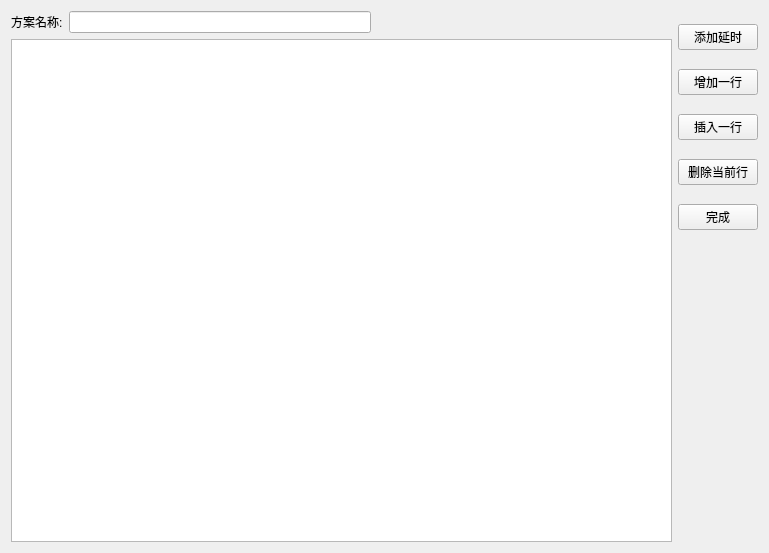
First picture: the form in UI_MessageCompose.ui, repository qwerttqq95/698_Special, before the edit.
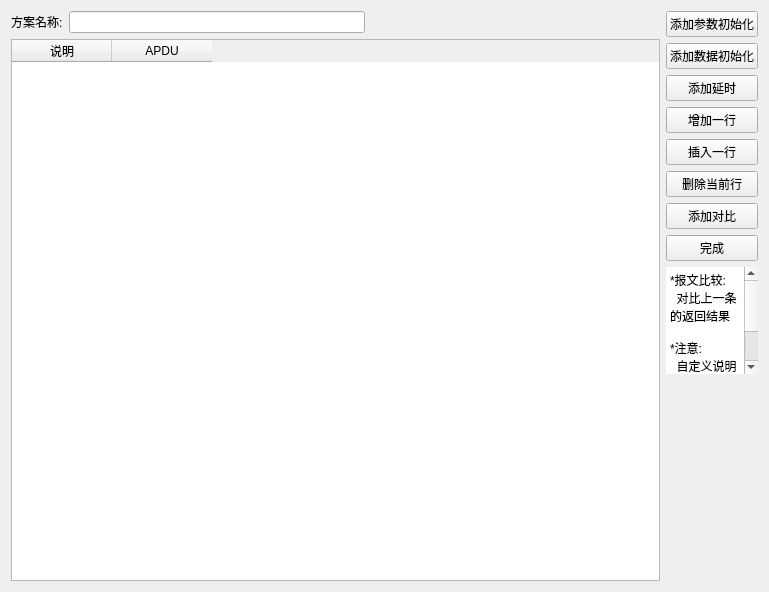
Second picture: the form after the edit.

The edit to the form file:
```diff
--- a/UI_MessageCompose.ui
+++ b/UI_MessageCompose.ui
@@ -7,7 +7,7 @@
     <x>0</x>
     <y>0</y>
     <width>769</width>
-    <height>553</height>
+    <height>592</height>
    </rect>
   </property>
   <property name="windowTitle">
@@ -62,7 +62,7 @@
         <number>0</number>
        </property>
        <attribute name="horizontalHeaderVisible">
-        <bool>false</bool>
+        <bool>true</bool>
        </attribute>
        <attribute name="horizontalHeaderCascadingSectionResizes">
         <bool>false</bool>
@@ -93,8 +93,22 @@
       <number>0</number>
      </property>
      <property name="bottomMargin">
-      <number>298</number>
+      <number>207</number>
      </property>
+     <item>
+      <widget class="QPushButton" name="pushButton_7">
+       <property name="text">
+        <string>添加参数初始化</string>
+       </property>
+      </widget>
+     </item>
+     <item>
+      <widget class="QPushButton" name="pushButton_6">
+       <property name="text">
+        <string>添加数据初始化</string>
+       </property>
+      </widget>
+     </item>
      <item>
       <widget class="QPushButton" name="pushButton">
        <property name="text">
@@ -123,6 +137,13 @@
        </property>
       </widget>
      </item>
+     <item>
+      <widget class="QPushButton" name="pushButton_8">
+       <property name="text">
+        <string>添加对比</string>
+       </property>
+      </widget>
+     </item>
      <item>
       <widget class="QPushButton" name="pushButton_4">
        <property name="text">
@@ -130,6 +151,86 @@
        </property>
       </widget>
      </item>
+     <item>
+      <widget class="QTextEdit" name="textEdit">
+       <property name="sizePolicy">
+        <sizepolicy hsizetype="Ignored" vsizetype="Ignored">
+         <horstretch>0</horstretch>
+         <verstretch>19</verstretch>
+        </sizepolicy>
+       </property>
+       <property name="minimumSize">
+        <size>
+         <width>0</width>
+         <height>20</height>
+        </size>
+       </property>
+       <property name="sizeIncrement">
+        <size>
+         <width>1</width>
+         <height>23</height>
+        </size>
+       </property>
+       <property name="baseSize">
+        <size>
+         <width>0</width>
+         <height>15</height>
+        </size>
+       </property>
+       <property name="font">
+        <font>
+         <kerning>false</kerning>
+        </font>
+       </property>
+       <property name="mouseTracking">
+        <bool>false</bool>
+       </property>
+       <property name="tabletTracking">
+        <bool>false</bool>
+       </property>
+       <property name="focusPolicy">
+        <enum>Qt::NoFocus</enum>
+       </property>
+       <property name="contextMenuPolicy">
+        <enum>Qt::NoContextMenu</enum>
+       </property>
+       <property name="acceptDrops">
+        <bool>false</bool>
+       </property>
+       <property name="autoFillBackground">
+        <bool>true</bool>
+       </property>
+       <property name="frameShape">
+        <enum>QFrame::NoFrame</enum>
+       </property>
+       <property name="frameShadow">
+        <enum>QFrame::Plain</enum>
+       </property>
+       <property name="readOnly">
+        <bool>true</bool>
+       </property>
+       <property name="html">
+        <string>&lt;!DOCTYPE HTML PUBLIC &quot;-//W3C//DTD HTML 4.0//EN&quot; &quot;http://www.w3.org/TR/REC-html40/strict.dtd&quot;&gt;
+&lt;html&gt;&lt;head&gt;&lt;meta name=&quot;qrichtext&quot; content=&quot;1&quot; /&gt;&lt;style type=&quot;text/css&quot;&gt;
+p, li { white-space: pre-wrap; }
+&lt;/style&gt;&lt;/head&gt;&lt;body style=&quot; font-family:'SimSun'; font-size:9pt; font-weight:400; font-style:normal;&quot;&gt;
+&lt;p style=&quot; margin-top:0px; margin-bottom:0px; margin-left:0px; margin-right:0px; -qt-block-indent:0; text-indent:0px;&quot;&gt;*报文比较:&lt;/p&gt;
+&lt;p style=&quot; margin-top:0px; margin-bottom:0px; margin-left:0px; margin-right:0px; -qt-block-indent:0; text-indent:0px;&quot;&gt;  对比上一条的返回结果&lt;/p&gt;
+&lt;p style=&quot;-qt-paragraph-type:empty; margin-top:0px; margin-bottom:0px; margin-left:0px; margin-right:0px; -qt-block-indent:0; text-indent:0px;&quot;&gt;&lt;br /&gt;&lt;/p&gt;
+&lt;p style=&quot; margin-top:0px; margin-bottom:0px; margin-left:0px; margin-right:0px; -qt-block-indent:0; text-indent:0px;&quot;&gt;*注意:&lt;/p&gt;
+&lt;p style=&quot; margin-top:0px; margin-bottom:0px; margin-left:0px; margin-right:0px; -qt-block-indent:0; text-indent:0px;&quot;&gt;  自定义说明不可包含&amp;quot;延时&amp;quot;&amp;quot;对比&amp;quot;等字样&lt;/p&gt;&lt;/body&gt;&lt;/html&gt;</string>
+       </property>
+       <property name="acceptRichText">
+        <bool>false</bool>
+       </property>
+       <property name="cursorWidth">
+        <number>0</number>
+       </property>
+       <property name="textInteractionFlags">
+        <set>Qt::NoTextInteraction</set>
+       </property>
+      </widget>
+     </item>
     </layout>
    </item>
   </layout>
```
